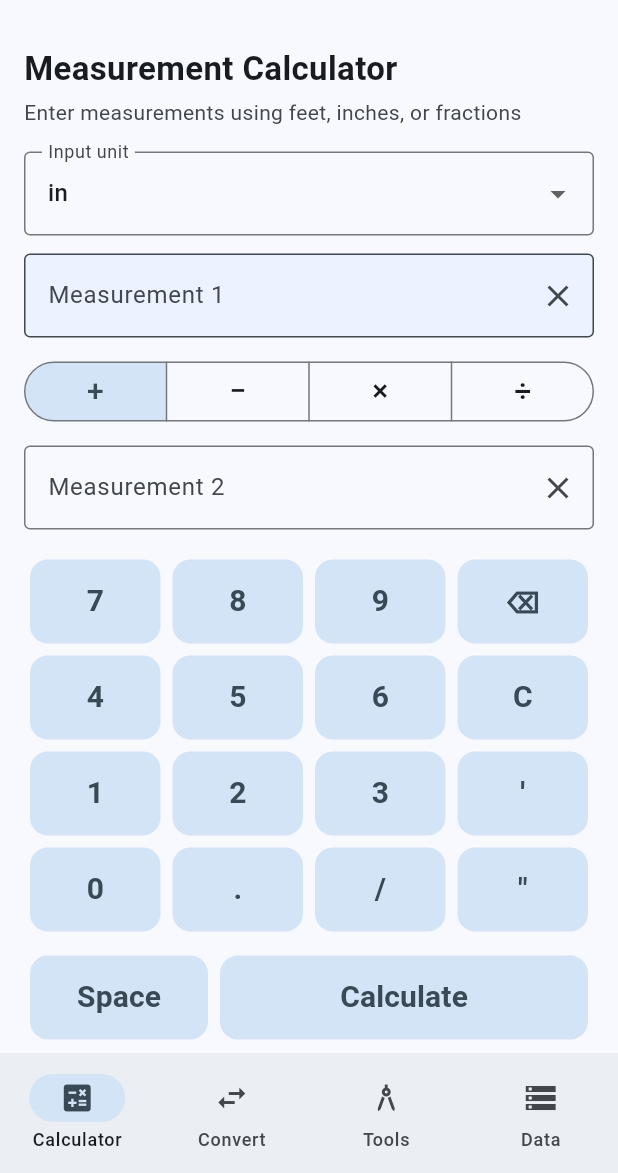
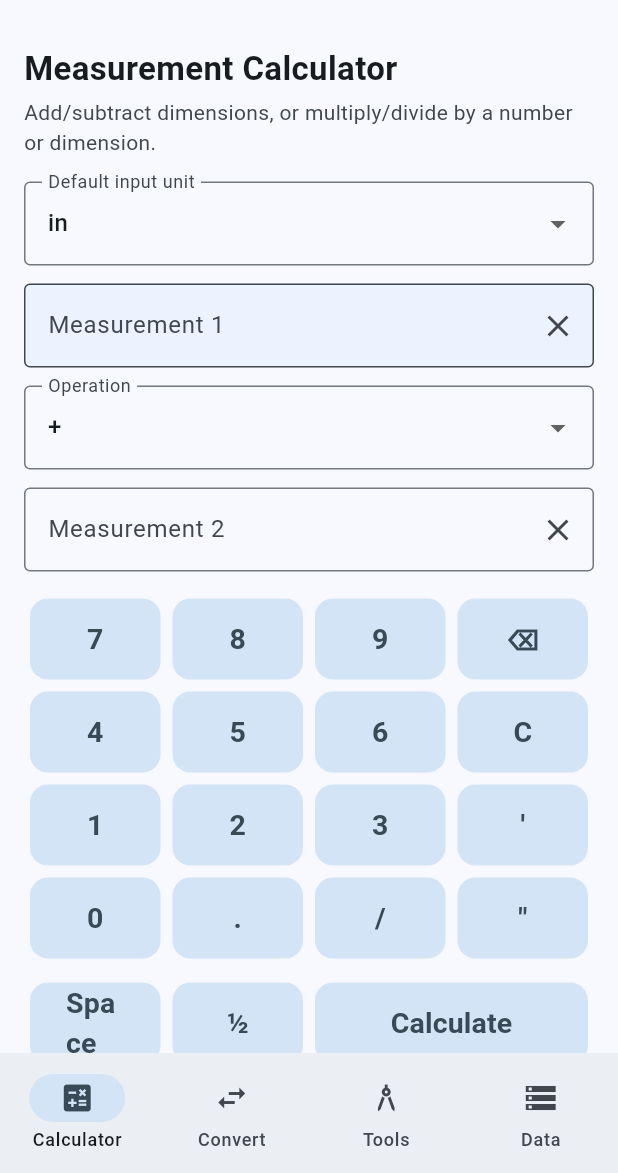
Before and after one commit to Usirname7/EngrCalc_v1, a Flutter app: the screen it shows after launch, after a tap on "Calculate", on a phone screen of 412 x 824 dp, the part 63-1236 px from its top. Run offline on Flutter 3.47's test engine with Material 3 defaults, Android fonts, the phone set to English and light mode, and no system bars.

Commit message:
Add six working calculator operations and unit-aware input/output

```diff
--- a/extracted/EngrCalc_v1/lib/screens/home.dart
+++ b/extracted/EngrCalc_v1/lib/screens/home.dart
@@ -34,27 +34,24 @@ class CalcPage extends StatefulWidget {
   @override
   State<CalcPage> createState() => _CalcPageState();
 }
-
 class _CalcPageState extends State<CalcPage> {
   final first = TextEditingController();
   final second = TextEditingController();
   late TextEditingController active = first;
-
-  String operation = '+';
-  String sourceUnit = 'in';
-  String displayUnit = 'in';
+  String operation = '+', sourceUnit = 'in', displayUnit = 'in';
   String result = '';
   String? error;
-  double? resultInches;
-
+  double? resultValue;
   static const units = ['in', 'ft', 'yd', 'mm', 'cm', 'm'];
-  static const operations = ['+', '−', '×', '÷'];
+  static const operations = ['+', '−', '× number', '× dimension', '÷ number', '÷ dimension'];
 
   @override
-  void dispose() {
-    first.dispose();
-    second.dispose();
-    super.dispose();
+  void dispose() { first.dispose(); second.dispose(); super.dispose(); }
+
+  double _measurementInches(String raw) {
+    final value = MathEngine.number(raw);
+    final explicit = RegExp(r"""('|\"|\bft\b|\bin\b)""", caseSensitive: false).hasMatch(raw);
+    return explicit ? value : MathEngine.toInches(value, sourceUnit);
   }
 
   void append(String value) {
@@ -82,199 +79,116 @@ class _CalcPageState extends State<CalcPage> {
         text: text.replaceRange(from, end, ''),
         selection: TextSelection.collapsed(offset: from),
       );
+      error = null;
     });
   }
 
   void clearActive() {
     setState(() {
-      active.clear();
-      error = null;
+      active.clear(); error = null; result = ''; resultValue = null;
     });
   }
 
   void calculate() {
     try {
-      final a = MathEngine.number(first.text);
-      final b = MathEngine.number(second.text);
-      double value;
-
-      switch (operation) {
-        case '+':
-          value = a + b;
-          break;
-        case '−':
-          value = a - b;
-          break;
-        case '×':
-          value = a * b;
-          break;
-        case '÷':
-          if (b == 0) throw const FormatException('Cannot divide by zero');
-          value = a / b;
-          break;
-        default:
-          throw const FormatException('Choose an operation');
-      }
-
-      setState(() {
-        resultInches = value;
-        error = null;
-        _updateDisplay();
-      });
+      final a = _measurementInches(first.text);
+      final scalar = operation == '× number' || operation == '÷ number';
+      final b = scalar ? MathEngine.number(second.text) : _measurementInches(second.text);
+      final value = MathEngine.calculateMeasurement(a, b, operation);
+      setState(() { resultValue = value; error = null; _updateDisplay(); });
     } catch (e) {
       setState(() {
-        resultInches = null;
-        result = '';
+        resultValue = null; result = '';
         error = e.toString().replaceAll('FormatException: ', '');
       });
     }
   }
 
   void _updateDisplay() {
-    if (resultInches == null) return;
-    final inches = resultInches!;
-    final converted = MathEngine.length(inches, 'in', displayUnit);
-    final decimal = MathEngine.fmt(converted, 4);
-    final fi = MathEngine.feetInches(inches);
-    result = '$decimal $displayUnit\n$fi';
+    if (resultValue == null) return;
+    final value = resultValue!;
+    if (MathEngine.isDimensionlessOperation(operation)) {
+      result = MathEngine.fmt(value, 6);
+    } else if (MathEngine.isAreaOperation(operation)) {
+      final factor = MathEngine.lengthToInches[displayUnit]!;
+      result = '\${MathEngine.fmt(value / (factor * factor), 4)} \${displayUnit}²';
+    } else {
+      final converted = MathEngine.length(value, 'in', displayUnit);
+      result = '\${MathEngine.fmt(converted, 4)} \${displayUnit}\n\${MathEngine.feetInches(value)}';
+    }
   }
 
-  Widget key(String label, VoidCallback? onPressed, {int flex = 1}) {
-    return Expanded(
-      flex: flex,
-      child: Padding(
+  Widget key(String label, VoidCallback? onPressed, {int flex = 1}) =>
+    Expanded(flex: flex, child: Padding(
       padding: const EdgeInsets.all(4),
-        child: SizedBox(
-          height: 56,
-          child: FilledButton.tonal(
+      child: SizedBox(height: 54, child: FilledButton.tonal(
         onPressed: onPressed,
-            style: FilledButton.styleFrom(
-              shape: RoundedRectangleBorder(borderRadius: BorderRadius.circular(12)),
-            ),
-            child: Text(label, style: const TextStyle(fontSize: 20, fontWeight: FontWeight.w600)),
-          ),
-        ),
-      ),
-    );
-  }
+        style: FilledButton.styleFrom(shape: RoundedRectangleBorder(borderRadius: BorderRadius.circular(12))),
+        child: Text(label, style: const TextStyle(fontSize: 19, fontWeight: FontWeight.w600)),
+      )),
+    ));
 
   @override
   Widget build(BuildContext context) {
-    final colorScheme = Theme.of(context).colorScheme;
-
-    return ListView(
-      padding: const EdgeInsets.all(16),
-      children: [
+    final colors = Theme.of(context).colorScheme;
+    return ListView(padding: const EdgeInsets.all(16), children: [
       const Text('Measurement Calculator', style: TextStyle(fontSize: 22, fontWeight: FontWeight.bold)),
       const SizedBox(height: 4),
-        Text('Enter measurements using feet, inches, or fractions', style: TextStyle(color: colorScheme.onSurfaceVariant)),
+      Text('Add/subtract dimensions, or multiply/divide by a number or dimension.',
+        style: TextStyle(color: colors.onSurfaceVariant)),
       const SizedBox(height: 16),
-
       DropdownButtonFormField<String>(
         value: sourceUnit,
-          decoration: const InputDecoration(
-            labelText: 'Input unit',
-            border: OutlineInputBorder(),
-          ),
+        decoration: const InputDecoration(labelText: 'Default input unit', border: OutlineInputBorder()),
         items: units.map((u) => DropdownMenuItem(value: u, child: Text(u))).toList(),
-          onChanged: (u) => setState(() {
-            sourceUnit = u!;
-            if (resultInches != null) _updateDisplay();
-          }),
+        onChanged: (u) => setState(() { if (u != null) { sourceUnit = u; if (resultValue != null) _updateDisplay(); } }),
       ),
       const SizedBox(height: 12),
-
-        TextField(
-          controller: first,
-          readOnly: true,
-          onTap: () => setState(() => active = first),
-          decoration: InputDecoration(
-            labelText: 'Measurement 1',
-            border: const OutlineInputBorder(),
-            filled: active == first,
-            fillColor: active == first ? colorScheme.primaryContainer.withOpacity(0.3) : null,
-            suffixIcon: IconButton(icon: const Icon(Icons.clear), onPressed: () => first.clear()),
-          ),
+      TextField(controller: first, readOnly: true, onTap: () => setState(() => active = first),
+        decoration: InputDecoration(labelText: 'Measurement 1', border: const OutlineInputBorder(),
+          filled: active == first, fillColor: active == first ? colors.primaryContainer.withOpacity(0.3) : null,
+          suffixIcon: IconButton(icon: const Icon(Icons.clear), onPressed: () => setState(() { first.clear(); result = ''; resultValue = null; })))),
+      const SizedBox(height: 12),
+      DropdownButtonFormField<String>(
+        value: operation, isExpanded: true,
+        decoration: const InputDecoration(labelText: 'Operation', border: OutlineInputBorder()),
+        items: operations.map((op) => DropdownMenuItem(value: op, child: Text(op))).toList(),
+        onChanged: (op) => setState(() { if (op != null) { operation = op; result = ''; resultValue = null; error = null; } }),
       ),
       const SizedBox(height: 12),
-
-        SegmentedButton<String>(
-          segments: operations.map((op) => ButtonSegment(value: op, label: Text(op, style: const TextStyle(fontSize: 20)))).toList(),
-          selected: {operation},
-          onSelectionChanged: (s) => setState(() => operation = s.first),
-          showSelectedIcon: false,
-        ),
-        const SizedBox(height: 12),
-
-        TextField(
-          controller: second,
-          readOnly: true,
-          onTap: () => setState(() => active = second),
-          decoration: InputDecoration(
-            labelText: 'Measurement 2',
-            border: const OutlineInputBorder(),
-            filled: active == second,
-            fillColor: active == second ? colorScheme.primaryContainer.withOpacity(0.3) : null,
-            suffixIcon: IconButton(icon: const Icon(Icons.clear), onPressed: () => second.clear()),
-          ),
-        ),
-        const SizedBox(height: 16),
-
+      TextField(controller: second, readOnly: true, onTap: () => setState(() => active = second),
+        decoration: InputDecoration(labelText: operation.endsWith('number') ? 'Number (no unit)' : 'Measurement 2',
+          border: const OutlineInputBorder(), filled: active == second,
+          fillColor: active == second ? colors.primaryContainer.withOpacity(0.3) : null,
+          suffixIcon: IconButton(icon: const Icon(Icons.clear), onPressed: () => setState(() { second.clear(); result = ''; resultValue = null; })))),
+      const SizedBox(height: 14),
       Row(children: [key('7', () => append('7')), key('8', () => append('8')), key('9', () => append('9')), key('⌫', backspace)]),
       Row(children: [key('4', () => append('4')), key('5', () => append('5')), key('6', () => append('6')), key('C', clearActive)]),
       Row(children: [key('1', () => append('1')), key('2', () => append('2')), key('3', () => append('3')), key("'", () => append("' "))]),
       Row(children: [key('0', () => append('0')), key('.', () => append('.')), key('/', () => append('/')), key('"', () => append('"'))]),
       const SizedBox(height: 8),
-        Row(children: [
-          key('Space', () => append(' '), flex: 1),
-          key('Calculate', calculate, flex: 2),
-        ]),
-
-        const SizedBox(height: 20),
-
-        if (resultInches != null)
+      Row(children: [key('Space', () => append(' ')), key('½', () => append('1/2')), key('Calculate', calculate, flex: 2)]),
+      const SizedBox(height: 18),
+      if (resultValue != null && !MathEngine.isDimensionlessOperation(operation))
         DropdownButtonFormField<String>(
           value: displayUnit,
           decoration: const InputDecoration(labelText: 'Show result in', border: OutlineInputBorder()),
           items: units.map((u) => DropdownMenuItem(value: u, child: Text(u))).toList(),
-            onChanged: (u) => setState(() {
-              displayUnit = u!;
-              _updateDisplay();
-            }),
+          onChanged: (u) => setState(() { if (u != null) { displayUnit = u; _updateDisplay(); } }),
         ),
-
       const SizedBox(height: 12),
-
-        Container(
-          width: double.infinity,
-          padding: const EdgeInsets.all(20),
-          decoration: BoxDecoration(
-            color: colorScheme.surfaceContainerHighest,
-            borderRadius: BorderRadius.circular(16),
-          ),
-          child: Column(
-            crossAxisAlignment: CrossAxisAlignment.start,
-            children: [
+      Container(width: double.infinity, padding: const EdgeInsets.all(20),
+        decoration: BoxDecoration(color: colors.surfaceContainerHighest, borderRadius: BorderRadius.circular(16)),
+        child: Column(crossAxisAlignment: CrossAxisAlignment.start, children: [
           const Text('Result', style: TextStyle(fontWeight: FontWeight.bold, fontSize: 16)),
           const SizedBox(height: 8),
-              SelectableText(
-                error ?? (result.isEmpty ? 'Enter values and tap Calculate' : result),
-                style: TextStyle(
-                  fontSize: 24,
-                  fontWeight: FontWeight.w600,
-                  color: error != null ? colorScheme.error : null,
-                ),
-              ),
-            ],
-          ),
-        ),
+          SelectableText(error ?? (result.isEmpty ? 'Enter values and tap Calculate' : result),
+            style: TextStyle(fontSize: 24, fontWeight: FontWeight.w600, color: error != null ? colors.error : null)),
+        ])),
       const SizedBox(height: 12),
-        Text(
-          'Tip: Type 5\' 3 1/2" or use the buttons. Works with feet, inches, and fractions.',
-          style: TextStyle(fontSize: 13, color: colorScheme.onSurfaceVariant),
-        ),
-      ],
-    );
+      Text('Example: 5\' 3 1/2" or 5.5 with input unit set to feet. For × number and ÷ number, the second entry is unitless.',
+        style: TextStyle(fontSize: 13, color: colors.onSurfaceVariant)),
+    ]);
   }
 }
 
```
Lines whose indentation alone changed are shown as unchanged.
